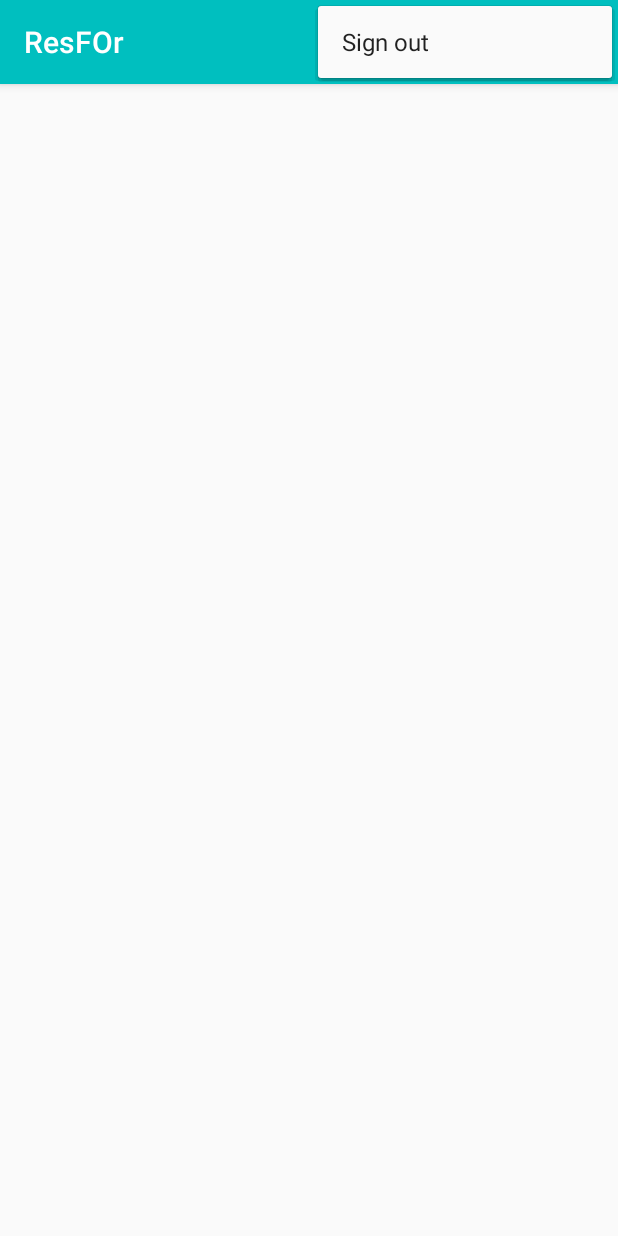
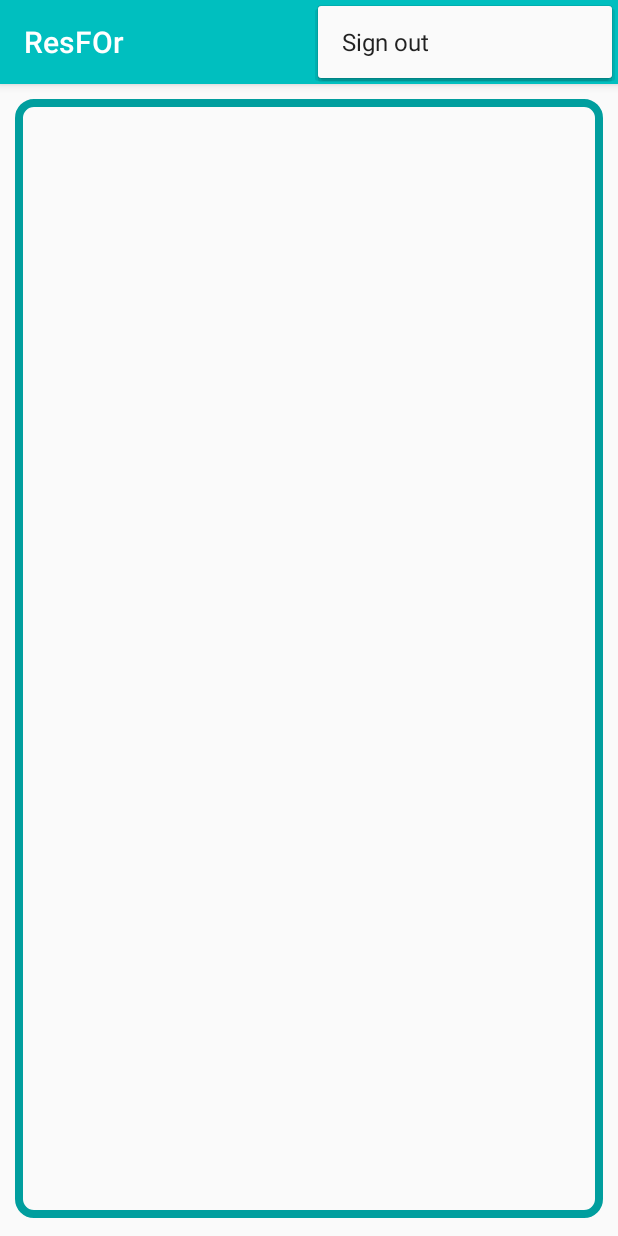
Before and after one commit to ibrahimidk/ResFOr, an Android app: the screen it shows after launch once a user with an empty profile is signed in (ClientActivity), with the options menu open, on a phone screen of 412 x 824 dp. Run offline under Robolectric (Android 15) with nearby library versions, the phone set to English and light mode, and no system bars; our stand-ins replace Firebase (no records; nobody signed in at launch, a user with empty details on screens opened directly); 1 statement that could not run was skipped.

Commit message:
can delet in the order list

```diff
--- a/app/src/main/java/com/example/ibrahim/resfor/Client/ClientActivity.java
+++ b/app/src/main/java/com/example/ibrahim/resfor/Client/ClientActivity.java
@@ -34,6 +34,7 @@ public class ClientActivity extends AppCompatActivity {
 
 
     ListView ListView1,cartList;
+    TextView ordertxt;
     Button back_btn,cart_btn;
     RestaurantAdapter restaurantAdapter;
     menuAdapter menuadapter;
@@ -55,6 +56,7 @@ public class ClientActivity extends AppCompatActivity {
         rootRef= FirebaseDatabase.getInstance().getReference();
         back_btn=findViewById(R.id.BackBtn);
         cart_btn=findViewById(R.id.cartBtn);
+        ordertxt=findViewById(R.id.ordertxt);
 
         rootRef.child("Users").addValueEventListener(new ValueEventListener() {
             @Override
@@ -73,7 +75,7 @@ public class ClientActivity extends AppCompatActivity {
                     back_btn.setVisibility(View.VISIBLE);
                     cart_btn.setVisibility(View.VISIBLE);
                     cartList.setVisibility(View.VISIBLE);
-
+                    ordertxt.setVisibility(View.VISIBLE);
                 }
                 restaurantAdapter=new RestaurantAdapter(ClientActivity.this,R.layout.restaurant_in_the_client,users);
                 ListView1.setAdapter(restaurantAdapter);
@@ -85,6 +87,7 @@ public class ClientActivity extends AppCompatActivity {
                         back_btn.setVisibility(View.GONE);
                         cart_btn.setVisibility(View.GONE);
                         cartList.setVisibility(View.GONE);
+                        ordertxt.setVisibility(View.GONE);
                         inmenu=false;
                     }
                 });
@@ -110,6 +113,7 @@ public class ClientActivity extends AppCompatActivity {
                                     back_btn.setVisibility(View.VISIBLE);
                                     cart_btn.setVisibility(View.VISIBLE);
                                     cartList.setVisibility(View.VISIBLE);
+                                    ordertxt.setVisibility(View.VISIBLE);
                                 }
 
                                 @Override
@@ -124,12 +128,18 @@ public class ClientActivity extends AppCompatActivity {
                         }
                         menuadapter = new menuAdapter(ClientActivity.this, R.layout.menu_list_row, carts);
                         cartList.setAdapter(menuadapter);
+                        cartList.setSelection(menuadapter.getCount()-1);
                     }
                 });
+                cartList.setOnItemClickListener(new AdapterView.OnItemClickListener() {
+                    @Override
+                    public void onItemClick(AdapterView<?> adapterView, View view, int i, long l) {
+                        carts.remove(i);
+                        menuadapter.notifyDataSetChanged();
+                    }
+                });
+            }
 
-
-
-            }
 
             @Override
             public void onCancelled(@NonNull DatabaseError databaseError) {
--- /dev/null
+++ b/app/src/main/res/drawable/list_background.xml
@@ -0,0 +1,8 @@
+<?xml version="1.0" encoding="utf-8"?>
+<shape xmlns:android="http://schemas.android.com/apk/res/android">
+
+    <stroke android:color="@color/colorAccent"
+        android:width="5dp">
+    </stroke>
+    <corners android:radius="10dp"></corners>
+</shape>
--- a/app/src/main/res/layout/activity_client.xml
+++ b/app/src/main/res/layout/activity_client.xml
@@ -1,17 +1,12 @@
 <?xml version="1.0" encoding="utf-8"?>
-<android.support.constraint.ConstraintLayout xmlns:android="http://schemas.android.com/apk/res/android"
+<LinearLayout xmlns:android="http://schemas.android.com/apk/res/android"
     xmlns:app="http://schemas.android.com/apk/res-auto"
     xmlns:tools="http://schemas.android.com/tools"
     android:layout_width="match_parent"
     android:layout_height="match_parent"
-    tools:context=".Client.ClientActivity">
-
-
-    <LinearLayout
-        android:layout_width="match_parent"
-        android:layout_height="match_parent"
+    tools:context=".Client.ClientActivity"
     android:orientation="vertical"
-        >
+    android:padding="10dp">
 
     <LinearLayout
         android:layout_width="match_parent"
@@ -50,18 +45,34 @@
         android:id="@+id/RestaurantList"
         android:layout_width="match_parent"
         android:layout_height="0dp"
-            android:layout_weight="1"
+        android:layout_weight="2"
+        android:layout_marginBottom="2dp"
+        android:background="@drawable/list_background"
+        android:padding="7dp"
         />
-
+    <TextView
+        android:id="@+id/ordertxt"
+        android:layout_width="match_parent"
+        android:layout_height="wrap_content"
+        android:textAlignment="center"
+        android:textSize="18sp"
+        android:textStyle="bold|italic"
+        android:textColor="@color/colorAccent"
+        android:text="Your orders "
+        android:padding="5dp"
+        android:layout_marginBottom="2dp"
+        android:visibility="gone"/>
     <ListView
         android:id="@+id/cart"
         android:layout_width="match_parent"
         android:layout_height="0dp"
         android:layout_weight="1"
         android:visibility="gone"
+        android:padding="5dp"
+        android:background="@drawable/list_background"
         />
 
-    </LinearLayout>
 
 
-</android.support.constraint.ConstraintLayout>
+
+</LinearLayout>
```
Lines whose indentation alone changed are shown as unchanged.
